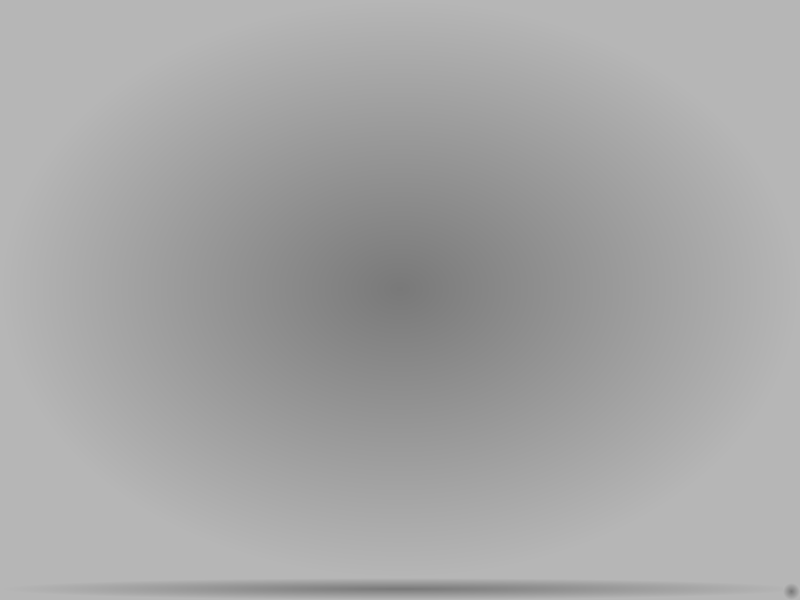
First picture: the form in social-network/mainwindow.ui, repository mmohammadi83/social-network, before the edit.
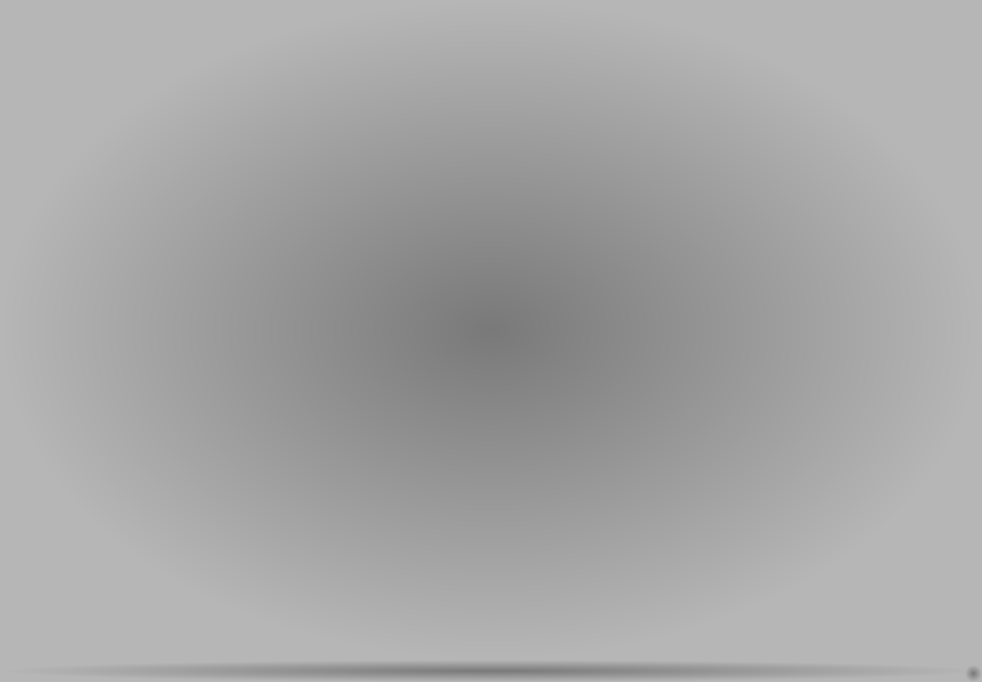
Second picture: the form after the edit.

```diff
--- a/social-network/mainwindow.ui
+++ b/social-network/mainwindow.ui
@@ -6,8 +6,8 @@
    <rect>
     <x>0</x>
     <y>0</y>
-    <width>800</width>
-    <height>600</height>
+    <width>982</width>
+    <height>682</height>
    </rect>
   </property>
   <property name="windowTitle">
```
Left out of the diff: 2 changed lines with no effect on the pictures.
